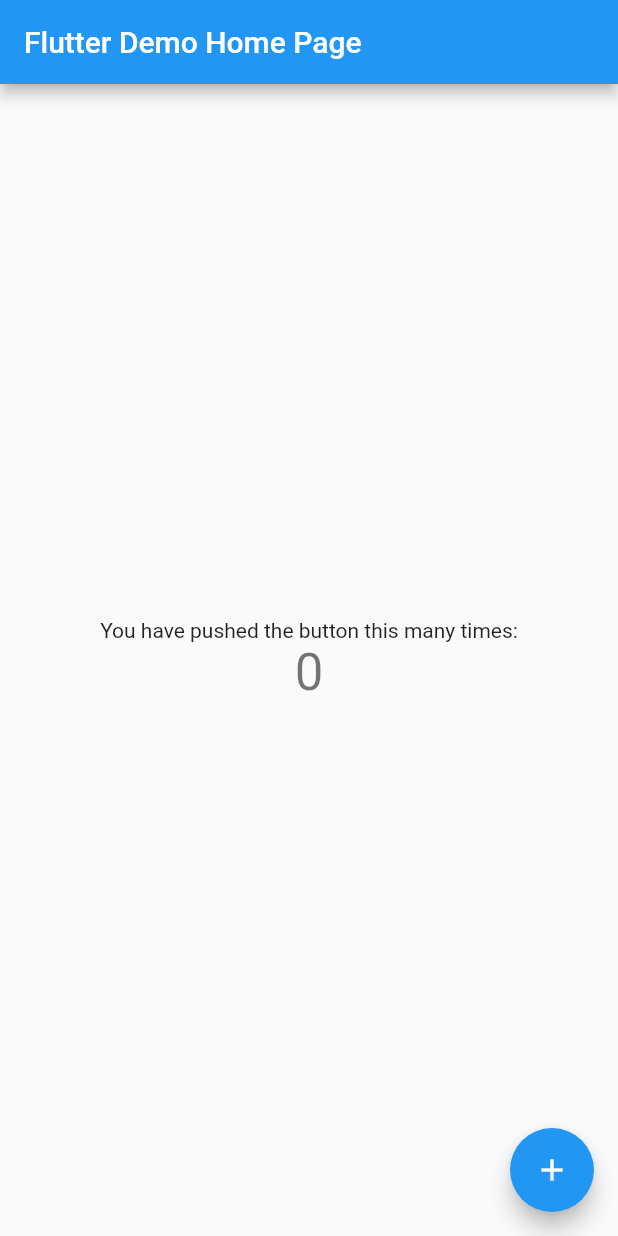
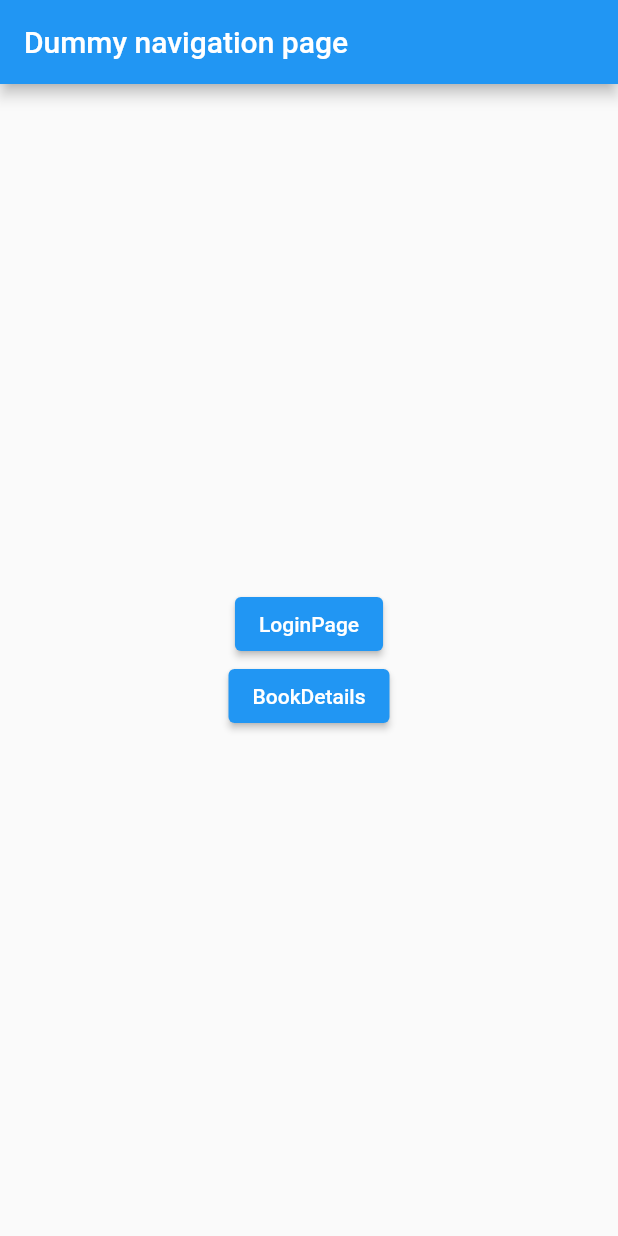
Before and after one commit to anasrul03/Lib.Org, a Flutter app: the screen it shows after launch, on a phone screen of 412 x 824 dp. Run offline on Flutter 3.47's test engine with Material 2 defaults, Android fonts, the phone set to English and light mode, and no system bars.

Commit message:
adding dummy navigation page

```diff
--- /dev/null
+++ b/lib_org/lib/Components/navigationDummy.dart
@@ -0,0 +1,29 @@
+import 'package:flutter/material.dart';
+import 'package:lib_org/Firebase_Auth/Login_Page.dart';
+
+class NavigateDummy extends StatelessWidget {
+  const NavigateDummy({super.key});
+
+  @override
+  Widget build(BuildContext context) {
+    return Scaffold(
+      appBar: AppBar(
+        title: Text("Dummy navigation page"),
+      ),
+      body: Center(
+        child: Column(
+          mainAxisAlignment: MainAxisAlignment.center,
+          children: [
+            ElevatedButton(
+                onPressed: () {
+                  Navigator.of(context).push(
+                      MaterialPageRoute(builder: ((context) => LoginPage())));
+                },
+                child: Text("LoginPage")),
+            ElevatedButton(onPressed: () {}, child: Text("BookDetails")),
+          ],
+        ),
+      ),
+    );
+  }
+}
--- a/lib_org/lib/main.dart
+++ b/lib_org/lib/main.dart
@@ -1,4 +1,6 @@
 import 'package:flutter/material.dart';
+import 'package:lib_org/Components/navigationDummy.dart';
+import 'package:lib_org/Firebase_Auth/Login_Page.dart';
 
 void main() {
   runApp(const MyApp());
@@ -11,58 +13,34 @@ class MyApp extends StatelessWidget {
   @override
   Widget build(BuildContext context) {
     return MaterialApp(
+      debugShowCheckedModeBanner: false,
+      theme: ThemeData(primaryColor: Colors.indigo),
       title: 'Flutter Demo',
-      theme: ThemeData(
-        primarySwatch: Colors.blue,
-      ),
-      home: const MyHomePage(title: 'Flutter Demo Home Page'),
+      home: const NavigateDummy(),
     );
   }
 }
 
-class MyHomePage extends StatefulWidget {
-  const MyHomePage({super.key, required this.title});
+// class MyHomePage extends StatefulWidget {
+//   const MyHomePage({super.key, required this.title});
 
-  final String title;
+//   final String title;
 
-  @override
-  State<MyHomePage> createState() => _MyHomePageState();
-}
+//   @override
+//   State<MyHomePage> createState() => _MyHomePageState();
+// }
 
-class _MyHomePageState extends State<MyHomePage> {
-  int _counter = 0;
-
-  void _incrementCounter() {
-    setState(() {
-      _counter++;
-    });
-  }
-
-  @override
-  Widget build(BuildContext context) {
-    return Scaffold(
-      appBar: AppBar(
-        title: Text(widget.title),
-      ),
-      body: Center(
-        child: Column(
-          mainAxisAlignment: MainAxisAlignment.center,
-          children: <Widget>[
-            const Text(
-              'You have pushed the button this many times:',
-            ),
-            Text(
-              '$_counter',
-              style: Theme.of(context).textTheme.headlineMedium,
-            ),
-          ],
-        ),
-      ),
-      floatingActionButton: FloatingActionButton(
-        onPressed: _incrementCounter,
-        tooltip: 'Increment',
-        child: const Icon(Icons.add),
-      ), // This trailing comma makes auto-formatting nicer for build methods.
-    );
-  }
-}
+// class _MyHomePageState extends State<MyHomePage> {
+//   @override
+//   Widget build(BuildContext context) {
+//     return Scaffold(
+//       appBar: AppBar(
+//         title: Text(widget.title),
+//       ),
+//       body: Column(
+//         mainAxisAlignment: MainAxisAlignment.center,
+//         children: <Widget>[],
+//       ),
+//     );
+//   }
+// }
```
Also changed, not shown: lib_org/lib/Firebase_Auth/Login_Page.dart (+80 -0 lines), 2 other files.
